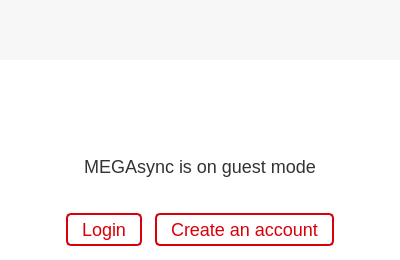
Qt form Source/MEGASync/gui/linux/GuestWidget.ui (meganz/MEGAsync) before a commit.
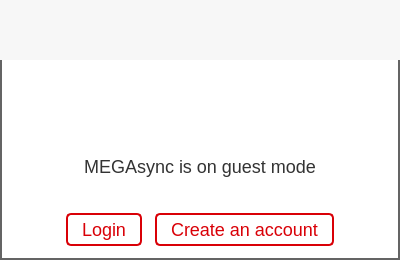
The same form after that commit. Icons and pictures are not drawn. Custom widgets are drawn as their Qt base class.

What changed in the file:
```diff
--- a/Source/MEGASync/gui/linux/GuestWidget.ui
+++ b/Source/MEGASync/gui/linux/GuestWidget.ui
@@ -32,10 +32,12 @@
    <string/>
   </property>
   <property name="styleSheet">
-   <string notr="true">QWidget
+   <string notr="true">#GuestWidget
 {
-	background-color: white;
+background: white;
+border: 2px solid rgb(100, 100, 100);
 }
+
 #bLogin, #bCreateAccount
 {
   font-family: &quot;HelveticaNeue-Light&quot;;
```
Left out of the diff: 11 changed lines with no effect on the pictures.
